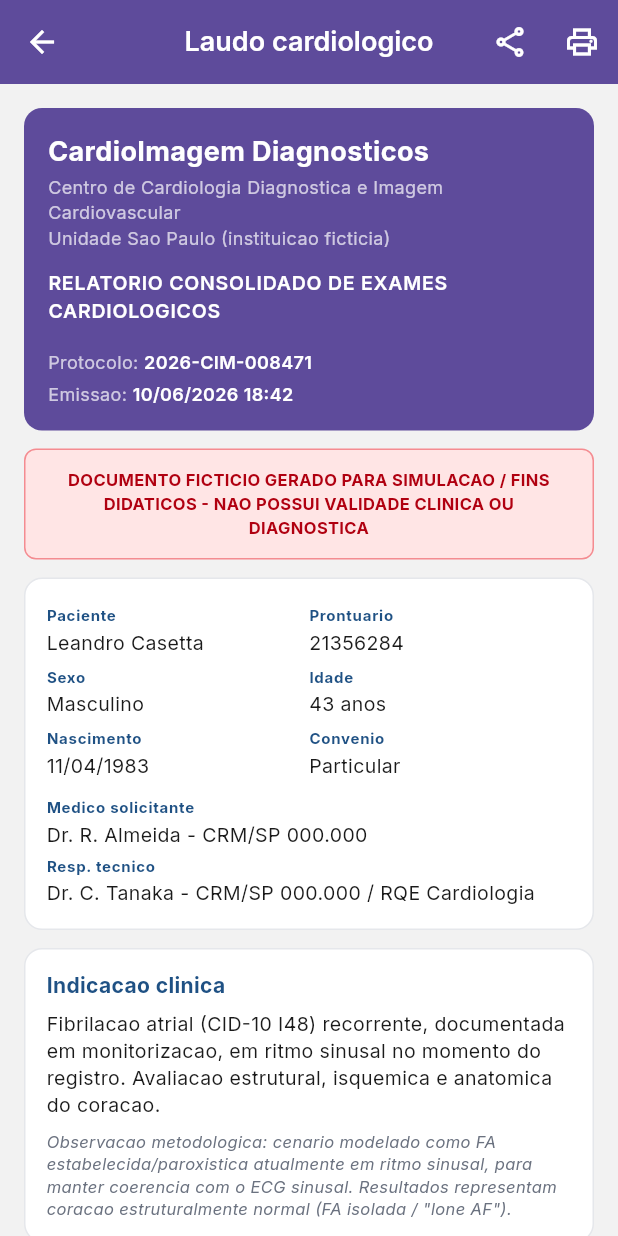
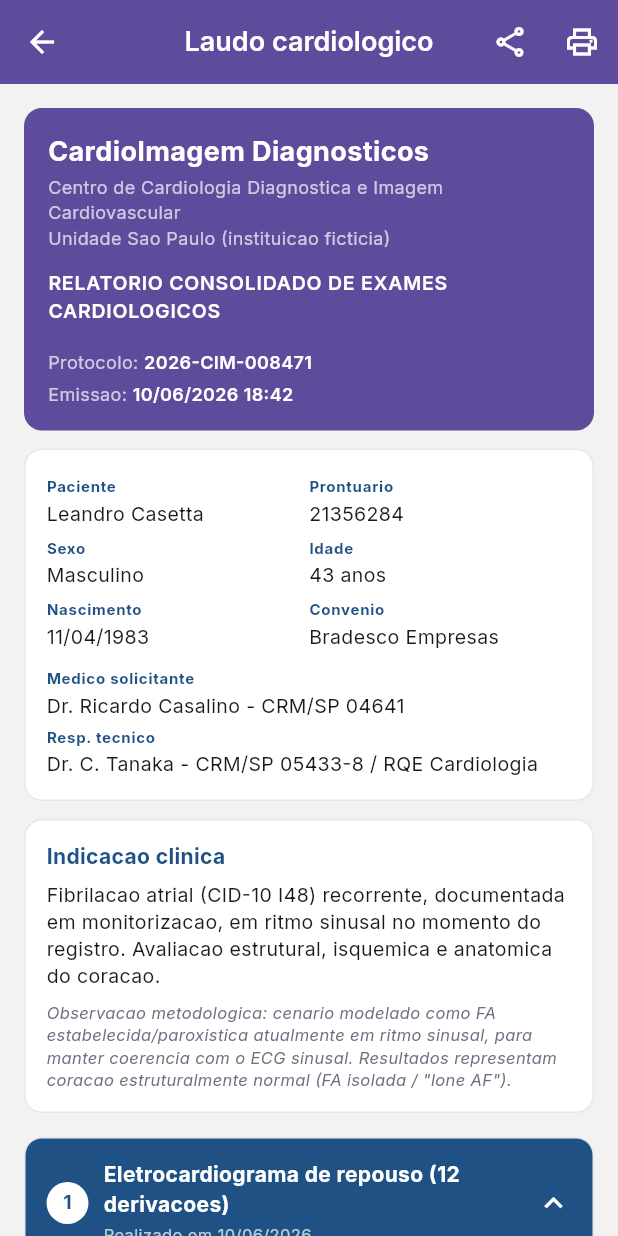
Before and after one commit to leandrocasetta-del/Claude, a Flutter app: the ExamDetailScreen screen opened directly, on a phone screen of 412 x 824 dp. Run offline on Flutter 3.47's test engine with Material 3 defaults, Android fonts, the phone set to English and light mode, and no system bars; our stand-ins replace flutter_riverpod, google_fonts, local_auth, shared_preferences; accounts and stored records are empty.

Commit message:
update exam report patient data and move disclaimer to footer
- Convenio: Bradesco Empresas
- Medico solicitante: Dr. Ricardo Casalino - CRM/SP 04641
- Resp. tecnico: Dr. C. Tanaka - CRM/SP 05433-8
- Aviso de documento ficticio movido do topo para o rodape do laudo

```diff
--- a/diagnosticos_app/lib/screens/exam_detail_screen.dart
+++ b/diagnosticos_app/lib/screens/exam_detail_screen.dart
@@ -26,8 +26,6 @@ class ExamDetailScreen extends StatelessWidget {
         children: const [
           _Header(),
           SizedBox(height: 12),
-          _FictionalNotice(),
-          SizedBox(height: 12),
           _PatientCard(),
           SizedBox(height: 12),
           _ClinicalIndicationCard(),
@@ -51,6 +49,8 @@ class ExamDetailScreen extends StatelessWidget {
           _EpsSection(),
           SizedBox(height: 12),
           _DiagnosticSummaryCard(),
+          SizedBox(height: 16),
+          _FictionalNotice(),
         ],
       ),
     );
@@ -181,12 +181,12 @@ class _PatientCard extends StatelessWidget {
           ),
           _KeyValueRow(
             left: _KV('Nascimento', '11/04/1983'),
-            right: _KV('Convenio', 'Particular'),
+            right: _KV('Convenio', 'Bradesco Empresas'),
           ),
           SizedBox(height: 8),
-          _KV('Medico solicitante', 'Dr. R. Almeida - CRM/SP 000.000'),
+          _KV('Medico solicitante', 'Dr. Ricardo Casalino - CRM/SP 04641'),
           SizedBox(height: 4),
-          _KV('Resp. tecnico', 'Dr. C. Tanaka - CRM/SP 000.000 / RQE Cardiologia'),
+          _KV('Resp. tecnico', 'Dr. C. Tanaka - CRM/SP 05433-8 / RQE Cardiologia'),
         ],
       ),
     );
```
